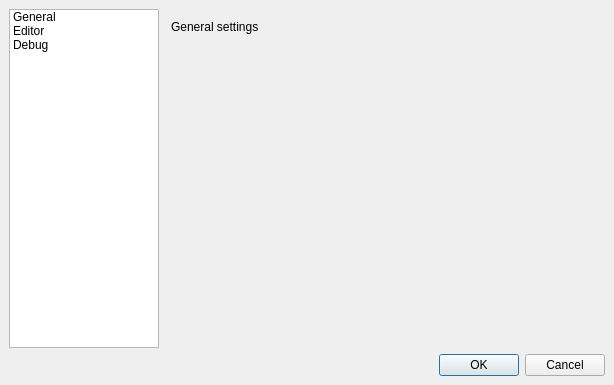
Above: gui/dialogs/settings.ui from uliss/quneiform before the change. Below: the same form after it.
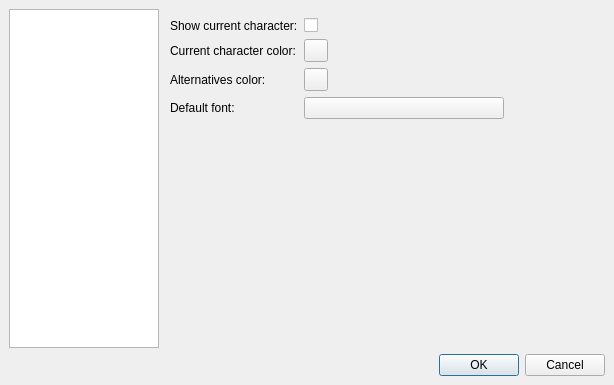
That is the form after the change. The open tabs and pages were chosen to show the change. Icons and pictures are not drawn. Custom widgets are drawn as their Qt base class.

```diff
--- a/gui/dialogs/settings.ui
+++ b/gui/dialogs/settings.ui
@@ -57,36 +57,6 @@
          <property name="uniformItemSizes">
           <bool>true</bool>
          </property>
-         <item>
-          <property name="text">
-           <string>General</string>
-          </property>
-          <property name="icon">
-           <iconset resource="../resources/cuneiform.qrc">
-            <normaloff>:/img/oxygen/32x32/select_rectangular.png</normaloff>:/img/oxygen/32x32/select_rectangular.png</iconset>
-          </property>
-         </item>
-         <item>
-          <property name="text">
-           <string>Editor</string>
-          </property>
-          <property name="icon">
-           <iconset resource="../resources/cuneiform.qrc">
-            <normaloff>:/img/oxygen/32x32/object_edit.png</normaloff>:/img/oxygen/32x32/object_edit.png</iconset>
-          </property>
-         </item>
-         <item>
-          <property name="text">
-           <string>Debug</string>
-          </property>
-          <property name="toolTip">
-           <string>Debug settings</string>
-          </property>
-          <property name="icon">
-           <iconset resource="../resources/cuneiform.qrc">
-            <normaloff>:/img/oxygen/32x32/configure.png</normaloff>:/img/oxygen/32x32/configure.png</iconset>
-          </property>
-         </item>
         </widget>
        </item>
        <item>
@@ -100,21 +70,6 @@
          <property name="currentIndex">
           <number>2</number>
          </property>
-         <widget class="QWidget" name="generalSettings">
-          <widget class="QLabel" name="label">
-           <property name="geometry">
-            <rect>
-             <x>10</x>
-             <y>10</y>
-             <width>241</width>
-             <height>16</height>
-            </rect>
-           </property>
-           <property name="text">
-            <string>General settings</string>
-           </property>
-          </widget>
-         </widget>
          <widget class="QWidget" name="editorSettings">
           <layout class="QVBoxLayout" name="verticalLayout_2">
            <item>
```
Left out of the diff: 6 changed lines with no effect on the pictures.
